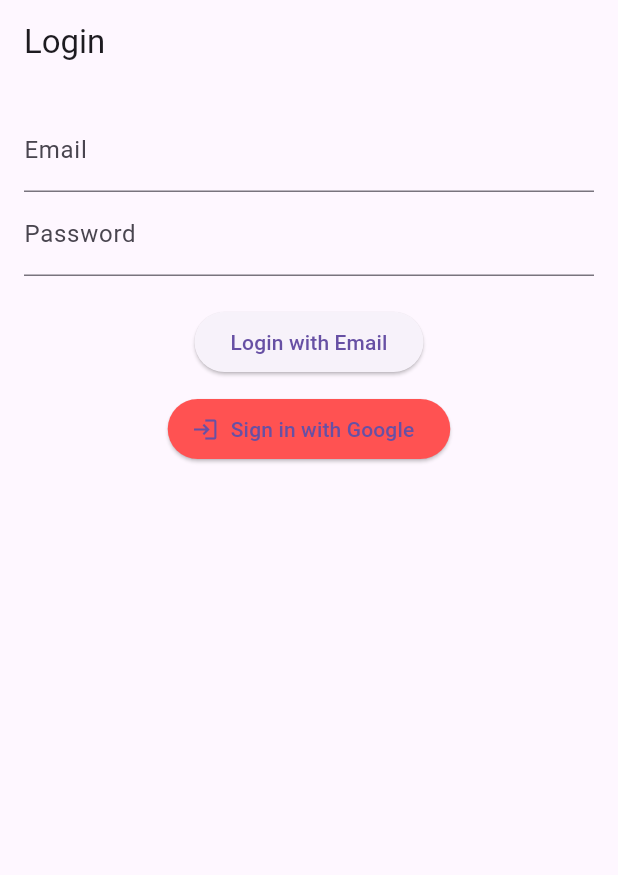
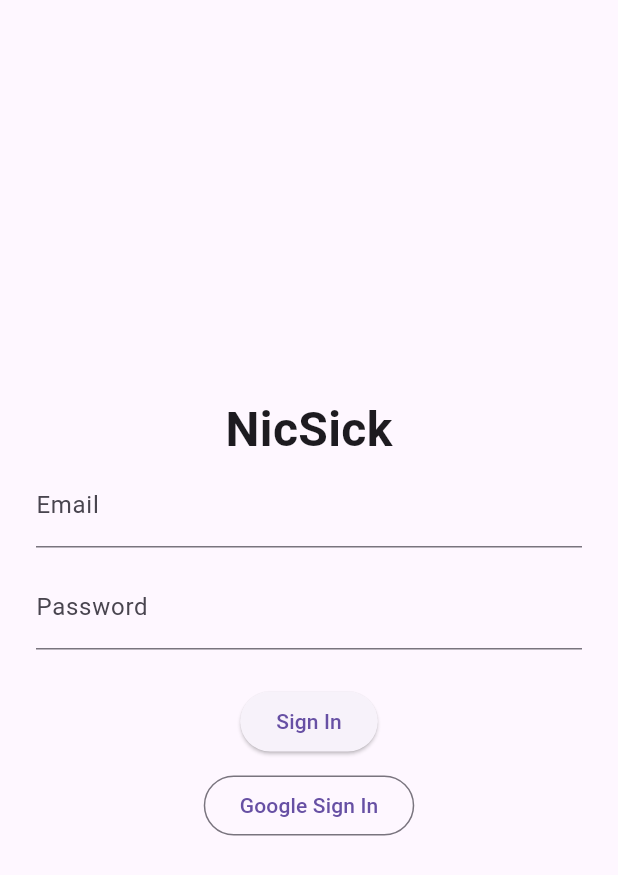
Before and after one commit to Ethan-Hodgson/NicSic_App, a Flutter app: the screen it shows after launch, on a phone screen of 412 x 824 dp. Shown: the top 875 px of the screen. Run offline on Flutter 3.47's test engine with Material 3 defaults, Android fonts, the light colour scheme and no system bars; our stand-ins replace cloud_firestore, firebase_auth, firebase_core, google_sign_in; accounts and stored records are empty.

Commit message:
Firebase authentication with android and connected iOS

```diff
--- a/lib/main.dart
+++ b/lib/main.dart
@@ -1,10 +1,13 @@
 import 'package:flutter/material.dart';
 import 'package:firebase_core/firebase_core.dart';
-import 'screens/auth_screen.dart';
+import 'firebase_options.dart'; // This is generated
+import './screens/auth_screen.dart'; // or wherever your login screen is
 
 void main() async {
   WidgetsFlutterBinding.ensureInitialized();
-  await Firebase.initializeApp();
+  await Firebase.initializeApp(
+    options: DefaultFirebaseOptions.currentPlatform,
+  );
   runApp(const MyApp());
 }
 
@@ -14,9 +17,10 @@
   @override
   Widget build(BuildContext context) {
     return MaterialApp(
-      title: 'NicSick',
-      debugShowCheckedModeBanner: false,
-      theme: ThemeData(primarySwatch: Colors.blue),
+      title: 'NicSick App',
+      theme: ThemeData(
+        primarySwatch: Colors.blue,
+      ),
       home: const AuthScreen(),
     );
   }
--- a/lib/screens/auth_screen.dart
+++ b/lib/screens/auth_screen.dart
@@ -1,87 +1,15 @@
 import 'package:flutter/material.dart';
-import 'package:firebase_auth/firebase_auth.dart';
-import 'package:google_sign_in/google_sign_in.dart';
+import '../widgets/auth_form.dart';
 
-class AuthScreen extends StatefulWidget {
-  const AuthScreen({Key? key}) : super(key: key);
-
-  @override
-  State<AuthScreen> createState() => _AuthScreenState();
-}
-
-class _AuthScreenState extends State<AuthScreen> {
-  final FirebaseAuth _auth = FirebaseAuth.instance;
-  final _emailController = TextEditingController();
-  final _passwordController = TextEditingController();
-
-  Future<void> _signInWithEmail() async {
-    try {
-      await _auth.signInWithEmailAndPassword(
-        email: _emailController.text.trim(),
-        password: _passwordController.text.trim(),
-      );
-      ScaffoldMessenger.of(context).showSnackBar(
-        const SnackBar(content: Text('Signed in successfully')),
-      );
-    } on FirebaseAuthException catch (e) {
-      ScaffoldMessenger.of(context).showSnackBar(
-        SnackBar(content: Text(e.message ?? 'Authentication failed')),
-      );
-    }
-  }
-
-  Future<void> _signInWithGoogle() async {
-    try {
-      final GoogleSignInAccount? googleUser = await GoogleSignIn().signIn();
-      if (googleUser == null) return;
-
-      final GoogleSignInAuthentication googleAuth = await googleUser.authentication;
-      final credential = GoogleAuthProvider.credential(
-        accessToken: googleAuth.accessToken,
-        idToken: googleAuth.idToken,
-      );
-
-      await _auth.signInWithCredential(credential);
-      ScaffoldMessenger.of(context).showSnackBar(
-        const SnackBar(content: Text('Signed in with Google')),
-      );
-    } catch (e) {
-      ScaffoldMessenger.of(context).showSnackBar(
-        const SnackBar(content: Text('Google Sign-In failed')),
-      );
-    }
-  }
+class AuthScreen extends StatelessWidget {
+  const AuthScreen({super.key});
 
   @override
   Widget build(BuildContext context) {
-    return Scaffold(
-      appBar: AppBar(title: const Text('Login')),
-      body: Padding(
-        padding: const EdgeInsets.all(16.0),
-        child: Column(
-          children: [
-            TextField(
-              controller: _emailController,
-              decoration: const InputDecoration(labelText: 'Email'),
-            ),
-            TextField(
-              controller: _passwordController,
-              obscureText: true,
-              decoration: const InputDecoration(labelText: 'Password'),
-            ),
-            const SizedBox(height: 20),
-            ElevatedButton(
-              onPressed: _signInWithEmail,
-              child: const Text('Login with Email'),
-            ),
-            const SizedBox(height: 10),
-            ElevatedButton.icon(
-              icon: const Icon(Icons.login),
-              label: const Text('Sign in with Google'),
-              onPressed: _signInWithGoogle,
-              style: ElevatedButton.styleFrom(backgroundColor: Colors.redAccent),
-            ),
-          ],
+    return const Scaffold(
+      body: Center(
+        child: SingleChildScrollView(
+          child: AuthForm(),
         ),
       ),
     );
--- /dev/null
+++ b/lib/services/auth_service.dart
@@ -0,0 +1,34 @@
+import 'package:firebase_auth/firebase_auth.dart';
+import 'package:google_sign_in/google_sign_in.dart';
+import './firestore_service.dart';
+
+class AuthService {
+  final FirebaseAuth _auth = FirebaseAuth.instance;
+
+  Future<void> signInWithEmail(String email, String password) async {
+    try {
+      final userCred = await _auth.signInWithEmailAndPassword(email: email, password: password);
+      await FirestoreService().createUserDocument(userCred.user);
+    } catch (e) {
+      print('Email Sign-In Failed: $e');
+    }
+  }
+
+  Future<void> signInWithGoogle() async {
+    try {
+      final GoogleSignInAccount? googleUser = await GoogleSignIn().signIn();
+      if (googleUser == null) return;
+
+      final GoogleSignInAuthentication googleAuth = await googleUser.authentication;
+      final credential = GoogleAuthProvider.credential(
+        accessToken: googleAuth.accessToken,
+        idToken: googleAuth.idToken,
+      );
+
+      final userCred = await _auth.signInWithCredential(credential);
+      await FirestoreService().createUserDocument(userCred.user);
+    } catch (e) {
+      print('Google Sign-In Failed: $e');
+    }
+  }
+}
--- /dev/null
+++ b/lib/widgets/auth_form.dart
@@ -0,0 +1,70 @@
+import 'package:flutter/material.dart';
+import '../services/auth_service.dart';
+
+class AuthForm extends StatefulWidget {
+  const AuthForm({super.key});
+
+  @override
+  State<AuthForm> createState() => _AuthFormState();
+}
+
+class _AuthFormState extends State<AuthForm> {
+  final _formKey = GlobalKey<FormState>();
+  String _email = '';
+  String _password = '';
+  bool _isLoading = false;
+
+  void _submit() async {
+    if (!_formKey.currentState!.validate()) return;
+    _formKey.currentState!.save();
+    setState(() => _isLoading = true);
+    await AuthService().signInWithEmail(_email, _password);
+    setState(() => _isLoading = false);
+  }
+
+  void _signInWithGoogle() async {
+    setState(() => _isLoading = true);
+    await AuthService().signInWithGoogle();
+    setState(() => _isLoading = false);
+  }
+
+  @override
+  Widget build(BuildContext context) {
+    return Padding(
+      padding: const EdgeInsets.all(24.0),
+      child: Form(
+        key: _formKey,
+        child: Column(
+          children: [
+            const Text("NicSick", style: TextStyle(fontSize: 32, fontWeight: FontWeight.bold)),
+            TextFormField(
+              key: const ValueKey('email'),
+              decoration: const InputDecoration(labelText: 'Email'),
+              keyboardType: TextInputType.emailAddress,
+              onSaved: (value) => _email = value!.trim(),
+              validator: (value) => (value == null || !value.contains('@')) ? 'Enter a valid email' : null,
+            ),
+            const SizedBox(height: 12),
+            TextFormField(
+              key: const ValueKey('password'),
+              decoration: const InputDecoration(labelText: 'Password'),
+              obscureText: true,
+              onSaved: (value) => _password = value!.trim(),
+              validator: (value) => (value == null || value.length < 6) ? 'Password too short' : null,
+            ),
+            const SizedBox(height: 24),
+            if (_isLoading) const CircularProgressIndicator(),
+            if (!_isLoading)
+              Column(
+                children: [
+                  ElevatedButton(onPressed: _submit, child: const Text('Sign In')),
+                  const SizedBox(height: 8),
+                  OutlinedButton(onPressed: _signInWithGoogle, child: const Text('Google Sign In')),
+                ],
+              ),
+          ],
+        ),
+      ),
+    );
+  }
+}
```
Also changed, not shown: lib/services/firestore_service.dart (added, +20 -0 lines), firebase.json (added), lib/firebase_options.dart (added), 4 other files.
